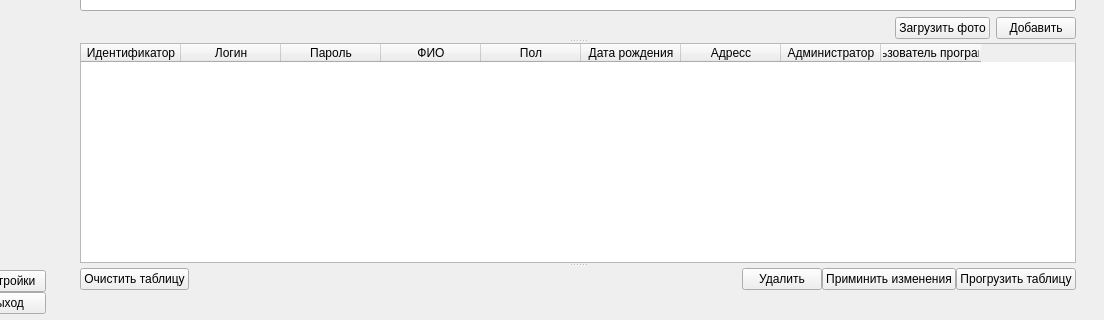
Bavalionprolate/face-look, file assets/ui/app.ui: the form before one commit; both pictures show x 90 to 1194 and y 532 to 852 of the 1194 by 852 pixel window.
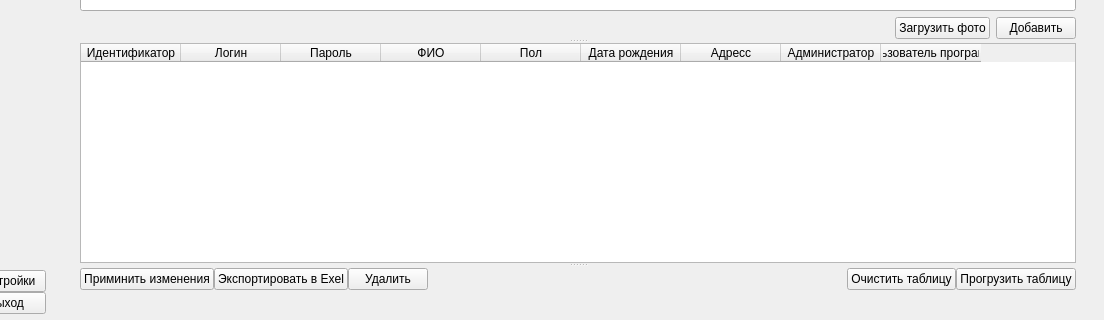
The form after the commit. Icons and pictures are not drawn.

```diff
--- a/assets/ui/app.ui
+++ b/assets/ui/app.ui
@@ -1344,9 +1344,23 @@
                          <number>0</number>
                         </property>
                         <item>
-                         <widget class="QPushButton" name="btn_clear_table_2">
+                         <widget class="QPushButton" name="btn_add_upload">
                           <property name="text">
-                           <string>Очистить таблицу</string>
+                           <string>Приминить изменения</string>
+                          </property>
+                         </widget>
+                        </item>
+                        <item>
+                         <widget class="QPushButton" name="btn_export_in_exel">
+                          <property name="text">
+                           <string>Экспортировать в Exel</string>
+                          </property>
+                         </widget>
+                        </item>
+                        <item>
+                         <widget class="QPushButton" name="btn_del">
+                          <property name="text">
+                           <string>Удалить</string>
                           </property>
                          </widget>
                         </item>
@@ -1364,16 +1378,9 @@
                          </spacer>
                         </item>
                         <item>
-                         <widget class="QPushButton" name="btn_del">
+                         <widget class="QPushButton" name="btn_clear_table_2">
                           <property name="text">
-                           <string>Удалить</string>
-                          </property>
-                         </widget>
-                        </item>
-                        <item>
-                         <widget class="QPushButton" name="btn_add_upload">
-                          <property name="text">
-                           <string>Приминить изменения</string>
+                           <string>Очистить таблицу</string>
                           </property>
                          </widget>
                         </item>
```
Left out of the diff: 6 changed lines with no effect on the pictures.
